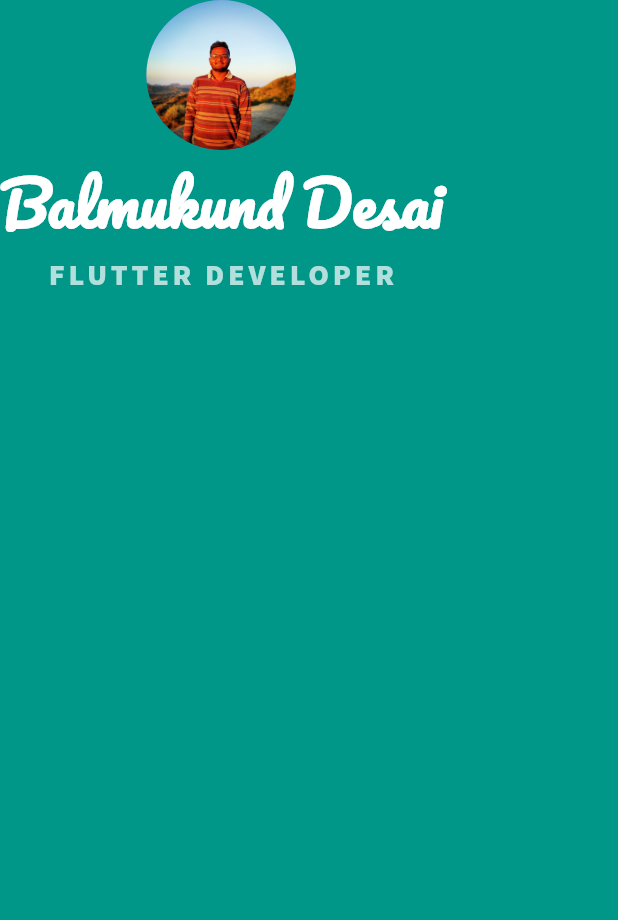
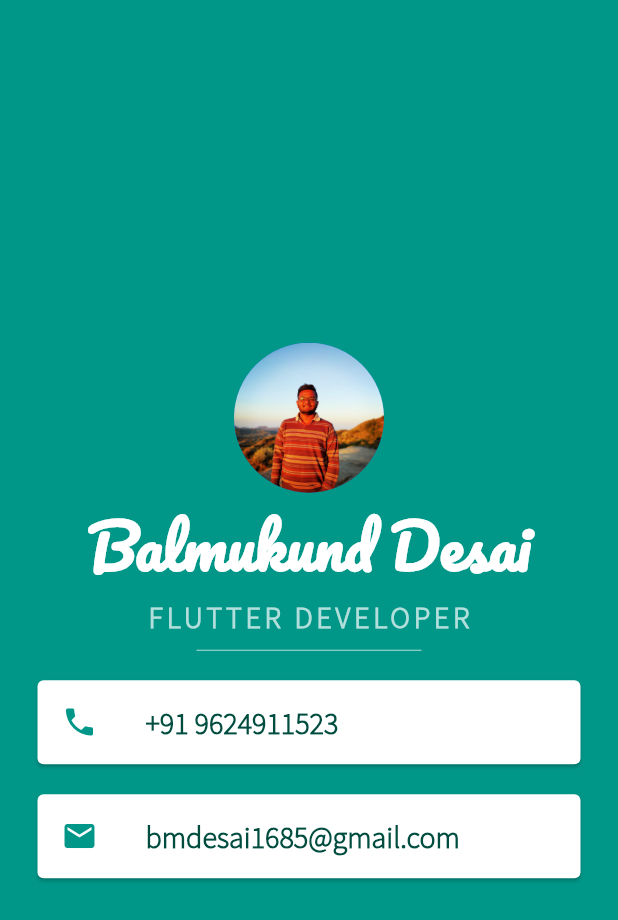
Before and after one commit to bmdesai0309/mi_card, a Flutter app: the screen it shows after launch, on a phone screen of 412 x 824 dp. Shown: the top 920 px of the screen. Run offline on Flutter 3.47's test engine with Material 2 defaults, Android fonts, the phone set to English and light mode, and no system bars.

Commit message:
Complete the app

```diff
--- a/lib/main.dart
+++ b/lib/main.dart
@@ -13,6 +13,7 @@ class MyApp extends StatelessWidget {
         backgroundColor: Colors.teal,
         body: SafeArea(
             child: Column(
+          mainAxisAlignment: MainAxisAlignment.center,
           children: <Widget>[
             CircleAvatar(
               radius: 50.0,
@@ -24,8 +25,7 @@ class MyApp extends StatelessWidget {
                   fontSize: 40.0,
                   color: Colors.white,
                   fontWeight: FontWeight.bold,
-                fontFamily: 'Pacifico'
-              ),
+                  fontFamily: 'Pacifico'),
             ),
             Text(
               'FLUTTER DEVELOPER',
@@ -34,10 +34,43 @@ class MyApp extends StatelessWidget {
                   fontSize: 20.0,
                   color: Colors.teal.shade100,
                   fontWeight: FontWeight.bold,
-                fontFamily: 'SourceSansPro'
-
+                  fontFamily: 'SourceSansPro'),
             ),
-            )
+            SizedBox(
+              width: 150.0,
+              height: 20.0,
+              child: Divider(
+                color: Colors.teal.shade100,
+              ),
+            ),
+            Card(
+              margin: EdgeInsets.symmetric(vertical: 10.0, horizontal: 25.0),
+              child: ListTile(
+                leading: Icon(Icons.phone, color: Colors.teal),
+                title: Text(
+                  '+91 9624911523',
+                  style: TextStyle(
+                      color: Colors.teal.shade900,
+                      fontFamily: 'SourceSansPro',
+                      fontSize: 20.0,
+                      fontWeight: FontWeight.w600),
+                ),
+              ),
+            ),
+            Card(
+              margin: EdgeInsets.symmetric(vertical: 10.0, horizontal: 25.0),
+              child: ListTile(
+                leading: Icon(Icons.email, color: Colors.teal),
+                title: Text(
+                  'bmdesai1685@gmail.com',
+                  style: TextStyle(
+                      color: Colors.teal.shade900,
+                      fontFamily: 'SourceSansPro',
+                      fontSize: 20.0,
+                      fontWeight: FontWeight.w600),
+                ),
+              ),
+            ),
           ],
         )),
       ),
--- a/pubspec.yaml
+++ b/pubspec.yaml
@@ -60,8 +60,8 @@ flutter:
 
     - family: SourceSansPro
       fonts:
-        - asset: fonts/SourceSansPro-Black.ttf
-  #       - asset: fonts/SourceSansPro-Black.ttf
+        - asset: fonts/SourceSansPro-Light.ttf
+  #       - asset: fonts/SourceSansPro-Light.ttf
   #         weight: 700
   #
   # For details regarding fonts from package dependencies,
```
Also changed, not shown: fonts/SourceSansPro-Light.ttf (added). Lines whose indentation alone changed are shown as unchanged.
